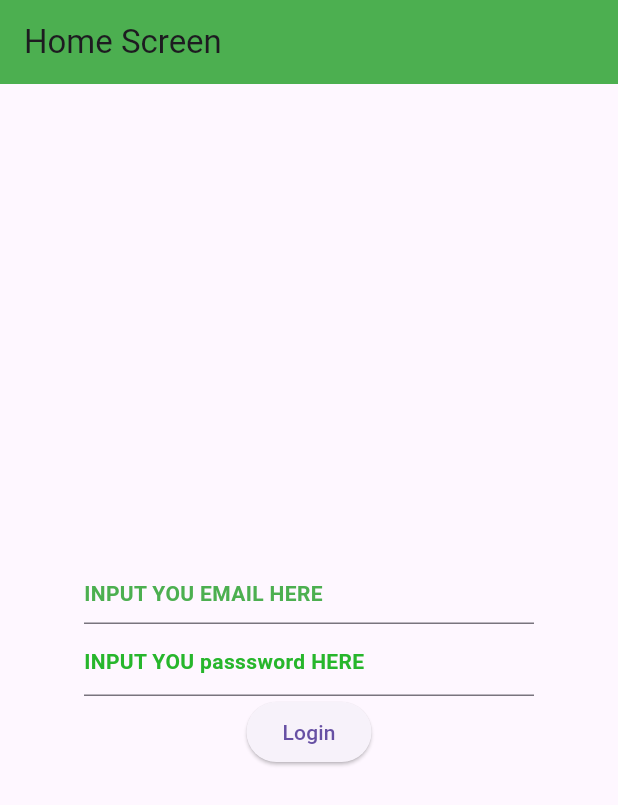
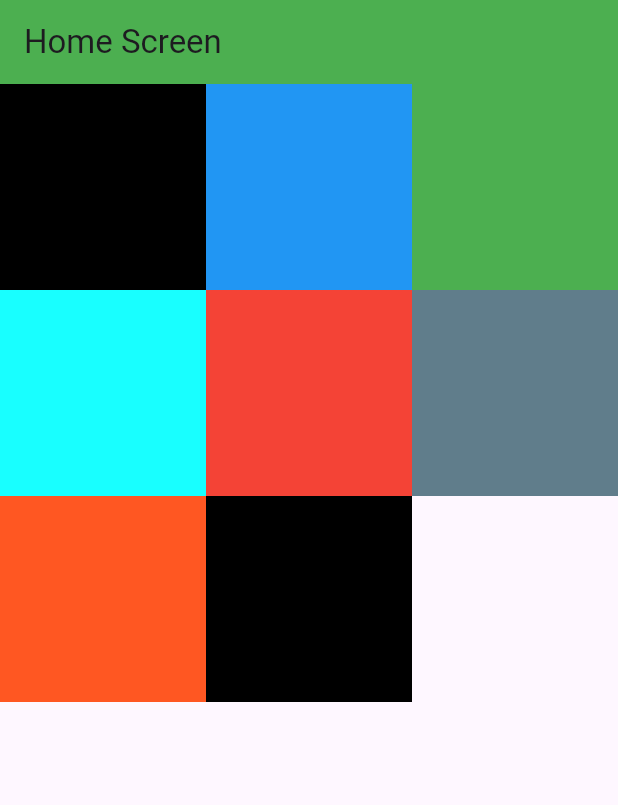
Before and after one commit to ahmadkh1509-cyber/appstylingpractice, a Flutter app: the screen it shows after launch, on a phone screen of 412 x 824 dp. Shown: the top 805 px of the screen. Run offline on Flutter 3.47's test engine with Material 3 defaults, Android fonts, the phone set to English and light mode, and no system bars; our stand-ins replace google_fonts.

Commit message:
new thngs like grid time format etc

```diff
--- a/lib/main.dart
+++ b/lib/main.dart
@@ -1,5 +1,6 @@
 import 'package:flutter/material.dart';
 import 'package:google_fonts/google_fonts.dart';
+import 'package:intl/intl.dart';
 
 void main() {
   runApp(const MyApp());
@@ -45,16 +46,17 @@ class HomeScreen extends StatelessWidget {
   Widget build(BuildContext context) {
     var email = TextEditingController();
 
-    var arrName = [
-      'ahmad',
-      'ali',
-      'zubair ',
-      'subtain',
-      'falak',
-      'molvi',
-      'tania',
-      'tashu',
-    ];
+    // var arrName = [
+    //   'ahmad',
+    //   'ali',
+    //   'zubair ',
+    //   'subtain',
+    //   'falak',
+    //   'molvi',
+    //   'tania',
+    //   'tashu',
+    // ];
+    var Time = DateTime.now();
     return Scaffold(
       appBar: AppBar(
         backgroundColor: Colors.green,
@@ -391,62 +393,106 @@ class HomeScreen extends StatelessWidget {
       //     ),
       //   ),
       // ),
-      body: Center(
-        child: Column(
-          mainAxisAlignment: MainAxisAlignment.center,
+      //   body: Center(
+      //     child: Column(
+      //       mainAxisAlignment: MainAxisAlignment.center,
+      //       children: [
+      //         Container(
+      //           width: 300,
+      //           child: TextField(
+      //             controller: email,
+      //             obscureText: true,
+      //             decoration: InputDecoration(
+      //               hint: Text(
+      //                 'INPUT YOU EMAIL HERE',
+      //                 style: TextStyle(
+      //                   color: Colors.green,
+      //                   fontWeight: FontWeight.bold,
+      //                 ),
+      //               ),
+      //               focusedBorder: OutlineInputBorder(
+      //                 borderRadius: BorderRadius.circular(14),
+      //                 borderSide: BorderSide(
+      //                   color: const Color.fromARGB(255, 38, 5, 96),
+      //                   width: 2,
+      //                 ),
+      //               ),
+
+      //               suffix: Icon(Icons.analytics_outlined),
+      //             ),
+      //           ),
+      //         ),
+      //         Container(
+      //           width: 300,
+      //           child: TextField(
+      //             decoration: InputDecoration(
+      //               hint: Text(
+      //                 'INPUT YOU passsword HERE',
+      //                 style: TextStyle(
+      //                   color: const Color.fromARGB(255, 39, 182, 44),
+      //                   fontWeight: FontWeight.bold,
+      //                 ),
+      //               ),
+      //               focusedBorder: OutlineInputBorder(
+      //                 borderRadius: BorderRadius.circular(14),
+      //                 borderSide: BorderSide(
+      //                   color: const Color.fromARGB(255, 44, 10, 101),
+      //                   width: 2,
+      //                 ),
+      //               ),
+      //             ),
+      //           ),
+      //         ),
+      //         ElevatedButton(
+      //           onPressed: () {
+      //             String Uemail = email.text;
+      //           },
+      //           child: Text('Login'),
+      //         ),
+      //       ],
+      //     ),
+      //   ),
+      // body: Container(
+      //   child: Text('CURRNET TIME IS ,${DateFormat('QQQQ').format(Time)}'),
+      // ),
+      // body: Center(
+      //   child: Column(
+      //     mainAxisAlignment: MainAxisAlignment.center,
+      //     children: [
+      //       ElevatedButton(
+      //         onPressed: () async {
+      //           DateTime? datepicked = await showDatePicker(
+      //             context: context,
+      //             firstDate: DateTime(2021),
+      //             lastDate: DateTime(2025),
+      //           );
+      //         },
+      //         child: Text('press to see the date and time '),
+      //       ),
+      //       ElevatedButton(
+      //         onPressed: ()async {
+      //           TimeOfDay ?timepicked = await showTimePicker(
+      //             context: context,
+      //             initialTime: TimeOfDay.now(),
+      //           );
+      //         },
+      //         child: Text('time'),
+      //       ),
+      //     ],
+      //   ),
+      // ),
+      body: Container(
+        child: GridView.count(
+          crossAxisCount: 3,
           children: [
-            Container(
-              width: 300,
-              child: TextField(
-                controller: email,
-                obscureText: true,
-                decoration: InputDecoration(
-                  hint: Text(
-                    'INPUT YOU EMAIL HERE',
-                    style: TextStyle(
-                      color: Colors.green,
-                      fontWeight: FontWeight.bold,
-                    ),
-                  ),
-                  focusedBorder: OutlineInputBorder(
-                    borderRadius: BorderRadius.circular(14),
-                    borderSide: BorderSide(
-                      color: const Color.fromARGB(255, 38, 5, 96),
-                      width: 2,
-                    ),
-                  ),
-
-                  suffix: Icon(Icons.analytics_outlined),
-                ),
-              ),
-            ),
-            Container(
-              width: 300,
-              child: TextField(
-                decoration: InputDecoration(
-                  hint: Text(
-                    'INPUT YOU passsword HERE',
-                    style: TextStyle(
-                      color: const Color.fromARGB(255, 39, 182, 44),
-                      fontWeight: FontWeight.bold,
-                    ),
-                  ),
-                  focusedBorder: OutlineInputBorder(
-                    borderRadius: BorderRadius.circular(14),
-                    borderSide: BorderSide(
-                      color: const Color.fromARGB(255, 44, 10, 101),
-                      width: 2,
-                    ),
-                  ),
-                ),
-              ),
-            ),
-            ElevatedButton(
-              onPressed: () {
-                String Uemail = email.text;
-              },
-              child: Text('Login'),
-            ),
+            Container(color: Colors.black),
+            Container(color: Colors.blue),
+            Container(color: Colors.green),
+            Container(color: Colors.cyanAccent),
+            Container(color: Colors.red),
+            Container(color: Colors.blueGrey),
+            Container(color: Colors.deepOrange),
+            Container(color: Colors.black),
           ],
         ),
       ),
--- a/pubspec.yaml
+++ b/pubspec.yaml
@@ -10,7 +10,7 @@ dependencies:
   flutter:
     sdk: flutter
   google_fonts: ^6.1.0
-
+  intl: ^0.19.0
 dev_dependencies:
   flutter_test:
     sdk: flutter
```
Also changed, not shown: pubspec.lock.
